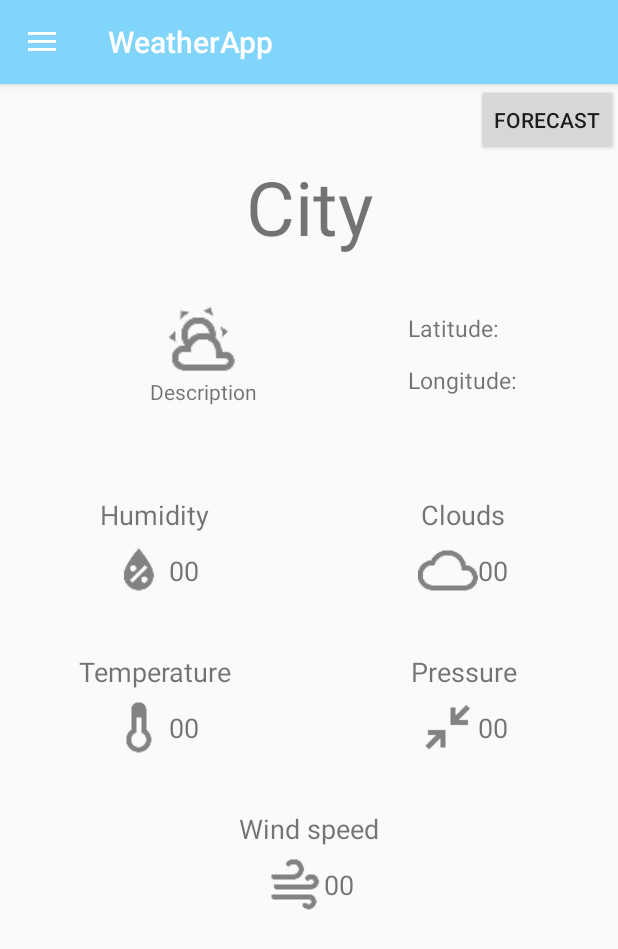
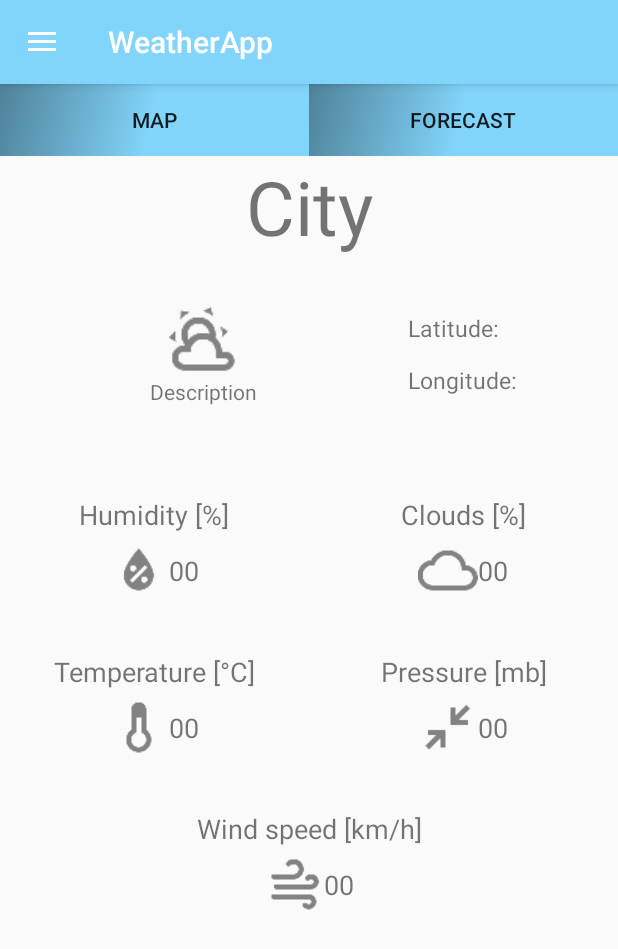
Before and after one commit to d100495/WeatherApp, an Android app: the WeatherCurrentActivity screen opened directly, with no data from a screen before it, on a phone screen of 412 x 824 dp. Shown: the top 949 px of the screen. Run offline under Robolectric (Android 15) with nearby library versions, the phone set to English and light mode, and no system bars; our stand-ins replace Picasso, Volley; network calls fail; pictures from the network do not load.

Commit message:
Added :arrow_backward: map navigation button in current weather activity + small fixes

```diff
--- /dev/null
+++ b/WeatherAppAndroidClient/app/src/main/res/drawable/button_shape_currentweather.xml
@@ -0,0 +1,14 @@
+<?xml version="1.0" encoding="utf-8"?>
+<shape xmlns:android="http://schemas.android.com/apk/res/android" android:shape="rectangle" >
+    <corners
+        android:radius="0dp"
+        />
+    <gradient
+        android:angle="315"
+        android:centerX="49%"
+        android:centerColor="#81D4FA"
+        android:startColor="#4F8299"
+        android:endColor="#81D4FA"
+        android:type="linear"
+        />
+</shape>
--- a/WeatherAppAndroidClient/app/src/main/res/layout/activity_weather_current.xml
+++ b/WeatherAppAndroidClient/app/src/main/res/layout/activity_weather_current.xml
@@ -15,12 +15,27 @@
         android:orientation="vertical"
         android:layout_height="wrap_content">
 
-        <Button
-            android:id="@+id/showForecastWeatherButton"
-            android:layout_width="wrap_content"
-            android:layout_gravity="right"
-            android:text="@string/forecastWeatherButtonString"
-            android:layout_height="match_parent" />
+        <LinearLayout
+            android:orientation="horizontal"
+            android:layout_width="match_parent"
+            android:layout_height="wrap_content">
+            <Button
+                android:id="@+id/showMapButton"
+                android:layout_weight="1"
+                android:layout_width="0dp"
+                android:background="@drawable/button_shape_currentweather"
+                android:text="Map"
+                android:layout_height="wrap_content" />
+
+            <Button
+                android:id="@+id/showForecastWeatherButton"
+                android:layout_weight="1"
+                android:layout_width="0dp"
+                android:background="@drawable/button_shape_currentweather"
+                android:text="@string/forecastWeatherButtonString"
+                android:layout_height="wrap_content" />
+        </LinearLayout>
+
 
         <TextView
             android:layout_width="match_parent"
--- a/WeatherAppAndroidClient/app/src/main/res/values/strings.xml
+++ b/WeatherAppAndroidClient/app/src/main/res/values/strings.xml
@@ -16,11 +16,11 @@
 
     <string name="currentWeatherLatitude">Latitude: </string>
     <string name="currentWeatherLongitude">Longitude: </string>
-    <string name="currentWeatherHumidity">Humidity</string>
-    <string name="currentWeatherTemperature">Temperature</string>
-    <string name="currentWeatherWindspeed">Wind speed</string>
-    <string name="currentWeatherClouds">Clouds</string>
-    <string name="currentWeatherPressure">Pressure</string>
+    <string name="currentWeatherHumidity">Humidity [%]</string>
+    <string name="currentWeatherTemperature">Temperature [°C]</string>
+    <string name="currentWeatherWindspeed">Wind speed [km/h]</string>
+    <string name="currentWeatherClouds">Clouds [%]</string>
+    <string name="currentWeatherPressure">Pressure [mb]</string>
 
     <string name="title_activity_maps">Map</string>
     <string name="menuItem_options">Options</string>
```
Also changed, not shown: WeatherAppAndroidClient/app/src/main/java/com/example/dunger/weatherappandroidclient/WeatherCurrentActivity.java (+18 -7 lines), WeatherAppAndroidClient/app/src/main/res/drawable/weatherapp_navigationbar_logo.png.
